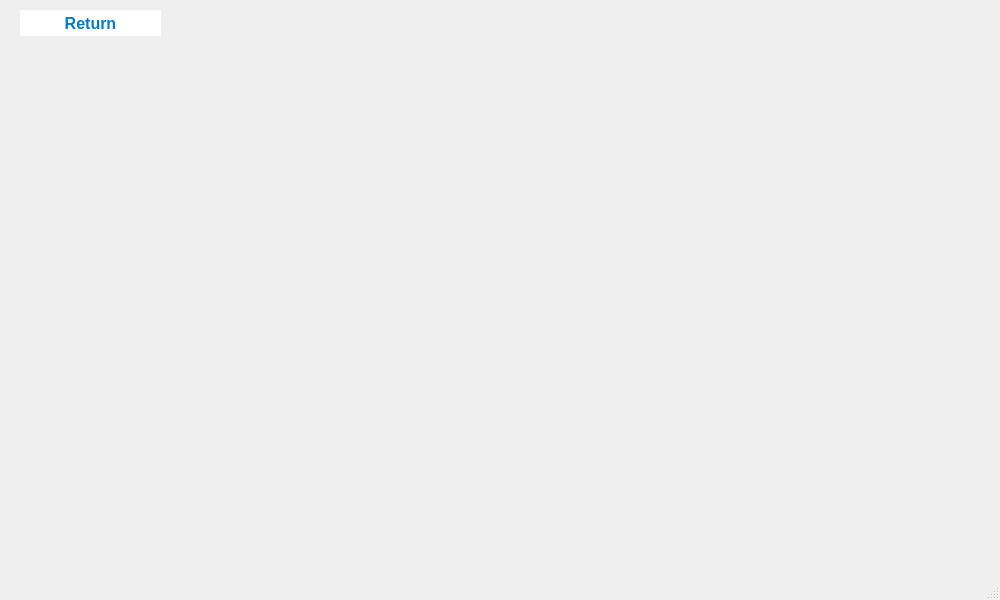
First picture: the form in PI-Edificio/viewnode.ui, repository QuiannZo/Intelligent_Building, before the edit.
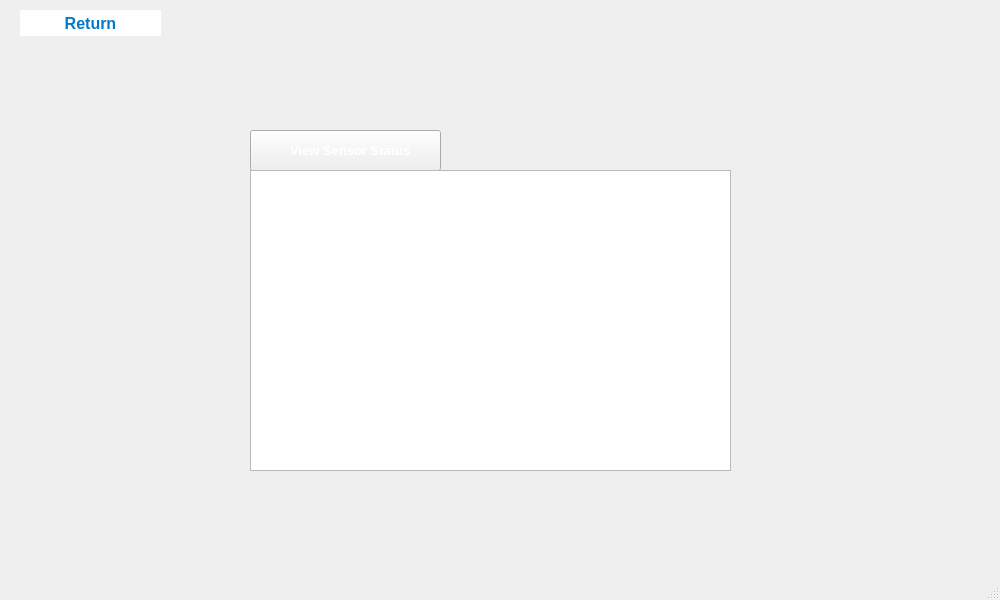
Second picture: the form after the edit.

Diff of the .ui file:
```diff
--- a/PI-Edificio/viewnode.ui
+++ b/PI-Edificio/viewnode.ui
@@ -49,6 +49,62 @@
      <string>Return</string>
     </property>
    </widget>
+   <widget class="QLabel" name="label_13">
+    <property name="geometry">
+     <rect>
+      <x>290</x>
+      <y>140</y>
+      <width>141</width>
+      <height>20</height>
+     </rect>
+    </property>
+    <property name="font">
+     <font>
+      <pointsize>10</pointsize>
+      <bold>true</bold>
+     </font>
+    </property>
+    <property name="styleSheet">
+     <string notr="true">color: white;</string>
+    </property>
+    <property name="text">
+     <string>View Sensor Status</string>
+    </property>
+   </widget>
+   <widget class="QTextEdit" name="textEdit">
+    <property name="geometry">
+     <rect>
+      <x>250</x>
+      <y>170</y>
+      <width>481</width>
+      <height>301</height>
+     </rect>
+    </property>
+   </widget>
+   <widget class="QPushButton" name="backupbtn">
+    <property name="geometry">
+     <rect>
+      <x>250</x>
+      <y>130</y>
+      <width>191</width>
+      <height>41</height>
+     </rect>
+    </property>
+    <property name="styleSheet">
+     <string notr="true">background-color: #32383D;
+                                  color: white;
+                                  }
+                                  QPushButton:pressed {
+                                  background-color: rgba(255, 255, 255, 0.2);</string>
+    </property>
+    <property name="text">
+     <string/>
+    </property>
+   </widget>
+   <zorder>backupbtn</zorder>
+   <zorder>pushButton1_2</zorder>
+   <zorder>label_13</zorder>
+   <zorder>textEdit</zorder>
   </widget>
   <widget class="QMenuBar" name="menubar">
    <property name="geometry">
```
Left out of the diff: 2 changed lines with no effect on the pictures.
